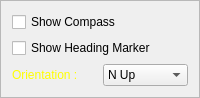
Qt form RadarCoastal/framecontrol3.ui (MiftahSalam/RadarCoastal) before a commit.
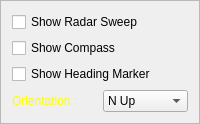
The same form after that commit.

Commit message: implement trail, implement radar sweep

Patch:
```diff
--- a/RadarCoastal/framecontrol3.ui
+++ b/RadarCoastal/framecontrol3.ui
@@ -7,7 +7,7 @@
     <x>0</x>
     <y>0</y>
     <width>200</width>
-    <height>88</height>
+    <height>96</height>
    </rect>
   </property>
   <property name="windowTitle">
@@ -20,6 +20,13 @@
    <enum>QFrame::Raised</enum>
   </property>
   <layout class="QVBoxLayout" name="verticalLayout">
+   <item>
+    <widget class="QCheckBox" name="checkBoxShowRSweep">
+     <property name="text">
+      <string>Show Radar Sweep</string>
+     </property>
+    </widget>
+   </item>
    <item>
     <widget class="QCheckBox" name="checkBoxShowCompass">
      <property name="text">
```
The commit also changes 10 other files.
